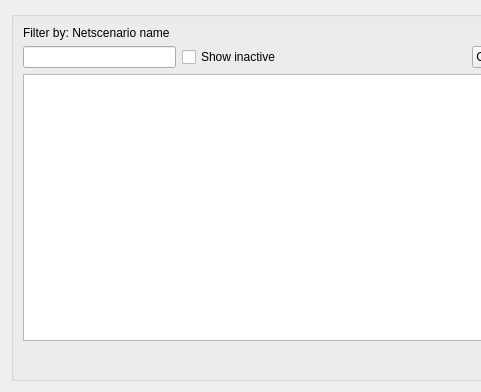
Old version of the form core/ui/toolbars/plan/netscenario_manager.ui in the repository Giswater/giswater_qgis_plugin; both pictures show x 0 to 481 and y 0 to 392 of the 1135 by 392 pixel window.
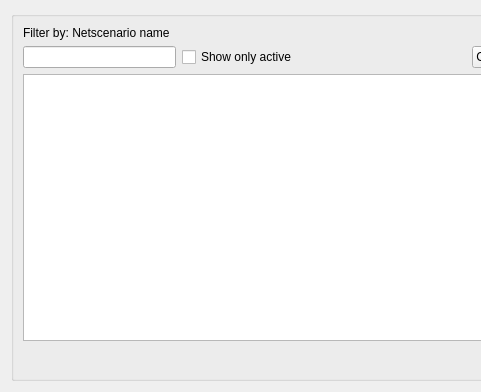
New version of the form.

Commit message: change chk_active on netscenario_manager, show active

The edit to the form file:
```diff
--- a/core/ui/toolbars/plan/netscenario_manager.ui
+++ b/core/ui/toolbars/plan/netscenario_manager.ui
@@ -63,7 +63,7 @@
          </sizepolicy>
         </property>
         <property name="text">
-         <string>Show inactive</string>
+         <string>Show only active </string>
         </property>
        </widget>
       </item>
```
The commit also changes 1 other file.
